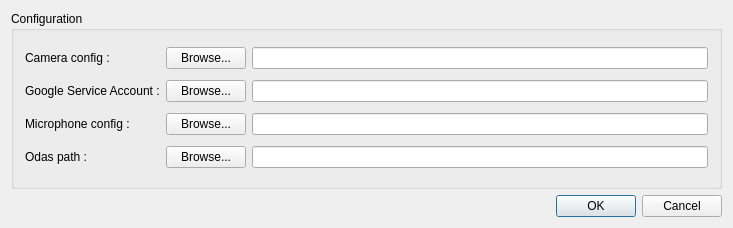
Qt form src/app/gui/change_settings.ui (introlab/rendezvous) before a commit.
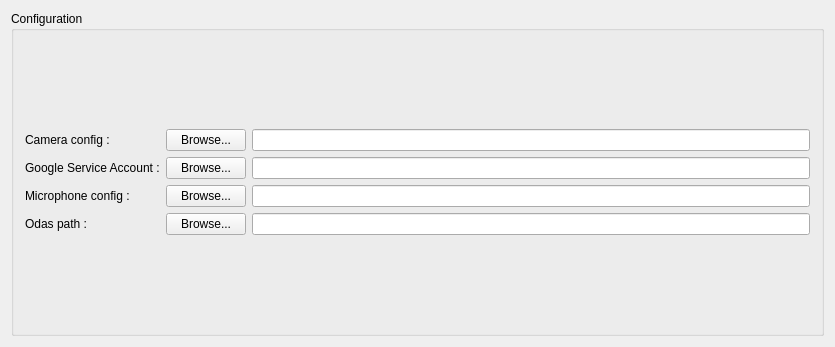
The same form after that commit.

Commit message: Change settings is now a Tab

```diff
--- a/src/app/gui/change_settings.ui
+++ b/src/app/gui/change_settings.ui
@@ -1,7 +1,7 @@
 <?xml version="1.0" encoding="UTF-8"?>
 <ui version="4.0">
  <class>ChangeSettings</class>
- <widget class="QDialog" name="ChangeSettings">
+ <widget class="QWidget" name="ChangeSettings">
   <property name="windowModality">
    <enum>Qt::ApplicationModal</enum>
   </property>
@@ -9,62 +9,24 @@
    <rect>
     <x>0</x>
     <y>0</y>
-    <width>733</width>
-    <height>228</height>
+    <width>835</width>
+    <height>347</height>
    </rect>
   </property>
   <property name="windowTitle">
    <string>Settings</string>
   </property>
-  <layout class="QGridLayout" name="gridLayout" rowstretch="0,0">
+  <layout class="QGridLayout" name="gridLayout" rowstretch="0">
    <item row="0" column="0">
     <widget class="QGroupBox" name="groupBox">
      <property name="title">
       <string>Configuration</string>
      </property>
      <layout class="QGridLayout" name="gridLayout_2">
-      <item row="3" column="3">
-       <widget class="QLineEdit" name="odasPath"/>
-      </item>
-      <item row="2" column="1">
-       <widget class="QPushButton" name="btnBrowseMicConfig">
-        <property name="text">
-         <string>Browse...</string>
-        </property>
-       </widget>
-      </item>
-      <item row="0" column="3">
+      <item row="1" column="3">
        <widget class="QLineEdit" name="cameraConfigPath"/>
       </item>
-      <item row="1" column="0">
-       <widget class="QLabel" name="label_4">
-        <property name="text">
-         <string>Google Service Account :</string>
-        </property>
-       </widget>
-      </item>
-      <item row="3" column="1">
-       <widget class="QPushButton" name="btnBrowseOdas">
-        <property name="text">
-         <string>Browse...</string>
-        </property>
-       </widget>
-      </item>
-      <item row="0" column="1">
-       <widget class="QPushButton" name="btnBrowseCameraConfig">
-        <property name="text">
-         <string>Browse...</string>
-        </property>
-       </widget>
-      </item>
-      <item row="0" column="0">
-       <widget class="QLabel" name="label_2">
-        <property name="text">
-         <string>Camera config :</string>
-        </property>
-       </widget>
-      </item>
-      <item row="3" column="0">
+      <item row="4" column="0">
        <widget class="QLabel" name="label">
         <property name="sizePolicy">
          <sizepolicy hsizetype="Minimum" vsizetype="Preferred">
@@ -77,7 +39,23 @@
         </property>
        </widget>
       </item>
-      <item row="2" column="0">
+      <item row="3" column="3">
+       <widget class="QLineEdit" name="micConfigPath"/>
+      </item>
+      <item row="4" column="3">
+       <widget class="QLineEdit" name="odasPath"/>
+      </item>
+      <item row="3" column="1">
+       <widget class="QPushButton" name="btnBrowseMicConfig">
+        <property name="text">
+         <string>Browse...</string>
+        </property>
+       </widget>
+      </item>
+      <item row="2" column="3">
+       <widget class="QLineEdit" name="serviceAccountPath"/>
+      </item>
+      <item row="3" column="0">
        <widget class="QLabel" name="label_3">
         <property name="sizePolicy">
          <sizepolicy hsizetype="Preferred" vsizetype="Preferred">
@@ -90,29 +68,70 @@
         </property>
        </widget>
       </item>
-      <item row="2" column="3">
-       <widget class="QLineEdit" name="micConfigPath"/>
+      <item row="2" column="0">
+       <widget class="QLabel" name="label_4">
+        <property name="text">
+         <string>Google Service Account :</string>
+        </property>
+       </widget>
+      </item>
+      <item row="4" column="1">
+       <widget class="QPushButton" name="btnBrowseOdas">
+        <property name="text">
+         <string>Browse...</string>
+        </property>
+       </widget>
       </item>
       <item row="1" column="1">
+       <widget class="QPushButton" name="btnBrowseCameraConfig">
+        <property name="text">
+         <string>Browse...</string>
+        </property>
+       </widget>
+      </item>
+      <item row="2" column="1">
        <widget class="QPushButton" name="btnBrowseServiceAccount">
         <property name="text">
          <string>Browse...</string>
         </property>
        </widget>
       </item>
-      <item row="1" column="3">
-       <widget class="QLineEdit" name="serviceAccountPath"/>
+      <item row="0" column="3">
+       <spacer name="verticalSpacer">
+        <property name="orientation">
+         <enum>Qt::Vertical</enum>
+        </property>
+        <property name="sizeHint" stdset="0">
+         <size>
+          <width>20</width>
+          <height>40</height>
+         </size>
+        </property>
+       </spacer>
+      </item>
+      <item row="1" column="0">
+       <widget class="QLabel" name="label_2">
+        <property name="text">
+         <string>Camera config :</string>
+        </property>
+       </widget>
+      </item>
+      <item row="5" column="3">
+       <spacer name="verticalSpacer_2">
+        <property name="orientation">
+         <enum>Qt::Vertical</enum>
+        </property>
+        <property name="sizeHint" stdset="0">
+         <size>
+          <width>20</width>
+          <height>40</height>
+         </size>
+        </property>
+       </spacer>
       </item>
      </layout>
     </widget>
    </item>
-   <item row="1" column="0">
-    <widget class="QDialogButtonBox" name="dialogBtnBox">
-     <property name="standardButtons">
-      <set>QDialogButtonBox::Cancel|QDialogButtonBox::Ok</set>
-     </property>
-    </widget>
-   </item>
   </layout>
  </widget>
  <layoutdefault spacing="6" margin="11"/>
```
The commit also changes 2 other files.
